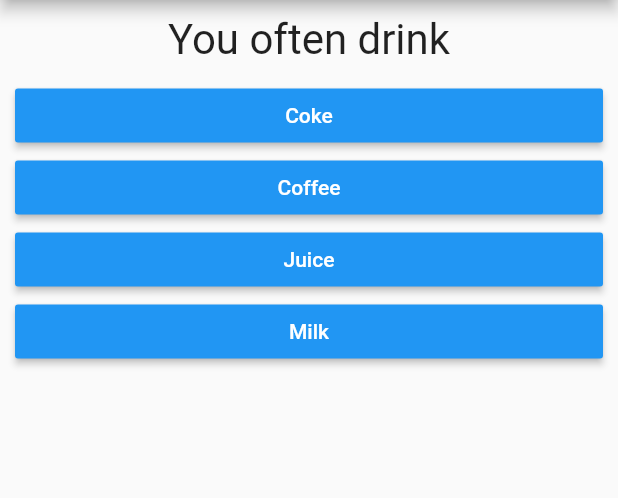
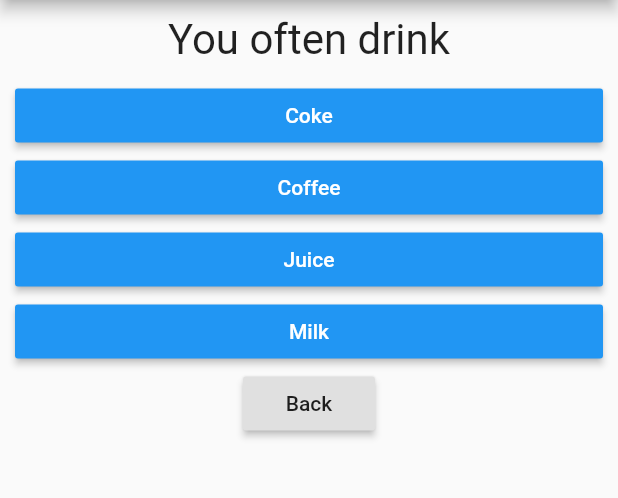
Before and after one commit to clarkeustaquio/Personality-Quiz-in-Flutter, a Flutter app: the screen it shows after launch, after a tap on "Daylight", on a phone screen of 412 x 824 dp, the part 84-582 px from its top. Run offline on Flutter 3.47's test engine with Material 2 defaults, Android fonts, the phone set to English and light mode, and no system bars.

Commit message:
Added back button and interpretation on user selectionn

```diff
--- a/lib/main.dart
+++ b/lib/main.dart
@@ -27,8 +27,8 @@
         'answers': [
             {'text': 'Coke', 'score': 10},
             {'text': 'Coffee', 'score': 1},
-            {'text': 'Juice', 'score': 5},
-            {'text': 'Milk', 'score': 8},
+            {'text': 'Juice', 'score': 6},
+            {'text': 'Milk', 'score': 5},
           ],
       },
       {
@@ -55,6 +55,7 @@
     ];
   var _counter = 0;
   var totalScore = 0;
+  var previous = 0;
 
   void resetGame(){
     setState(() {
@@ -68,7 +69,13 @@
       _counter += 1;
     });
     totalScore += score;
-    print(_counter);
+    previous = score;
+  }
+  void _back(){
+    setState((){
+      _counter -= 1;
+    });
+    totalScore -= previous;
   }
 
   Widget build(BuildContext context){
@@ -78,11 +85,12 @@
       home: Scaffold(
       appBar: AppBar(
         title: Text("Progrunner"),
-        ),
+      ),
       body: _counter < questions.length ? Quiz(
           questions: questions,
           answeredQuestion: _answeredQuestion,
           counter: _counter,
+          back: _back,
         ) : Result(totalScore, resetGame),
     ));
   }
--- a/lib/quiz.dart
+++ b/lib/quiz.dart
@@ -6,11 +6,13 @@
   final List<Map<String, Object>> questions;
   final int counter;
   final Function answeredQuestion;
+  final Function back;
 
   Quiz({
       @required this.questions,
       @required this.answeredQuestion,
-      @required this.counter
+      @required this.counter,
+      @required this.back
     });
 
   @override
@@ -25,6 +27,15 @@
           ...(questions[counter]['answers'] as List<Map<String, Object>>).map((answer) {
             return Answer(() => answeredQuestion(answer['score']), answer['text']);
           }).toList(),
+
+          if (counter != 0)
+            RaisedButton(
+              child: Text('Back'),
+              onPressed: ((){
+                return back();
+              }),
+            ),
+
         ],
 
       );
```
Also changed, not shown: lib/result.dart (+14 -1 lines).
